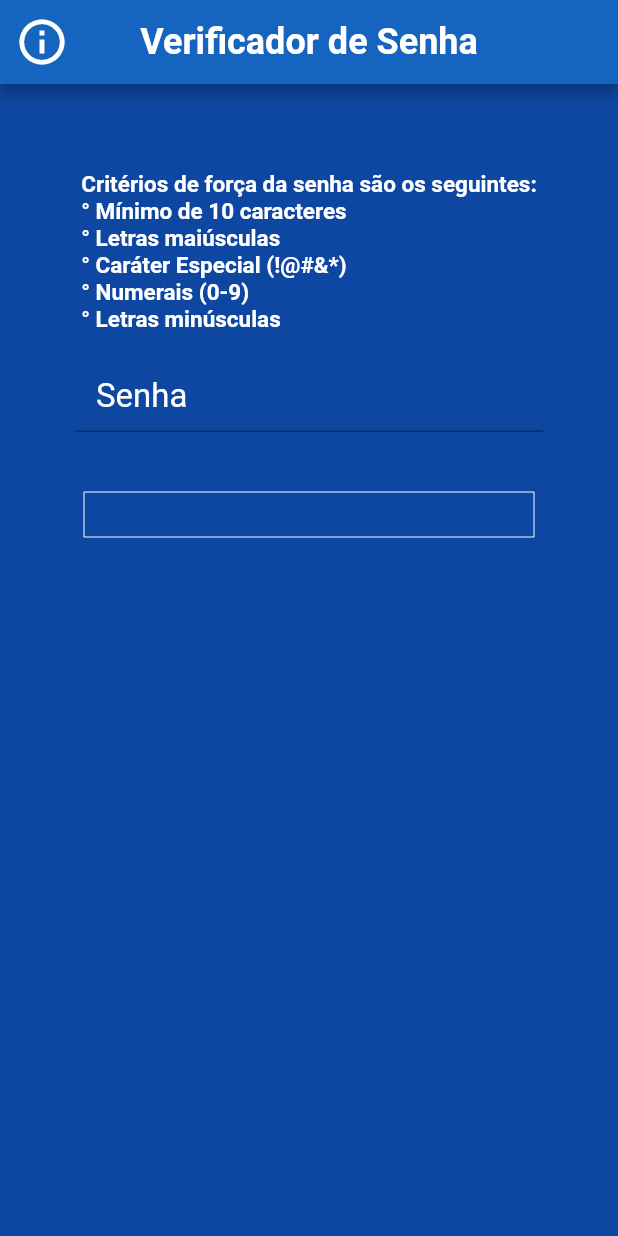
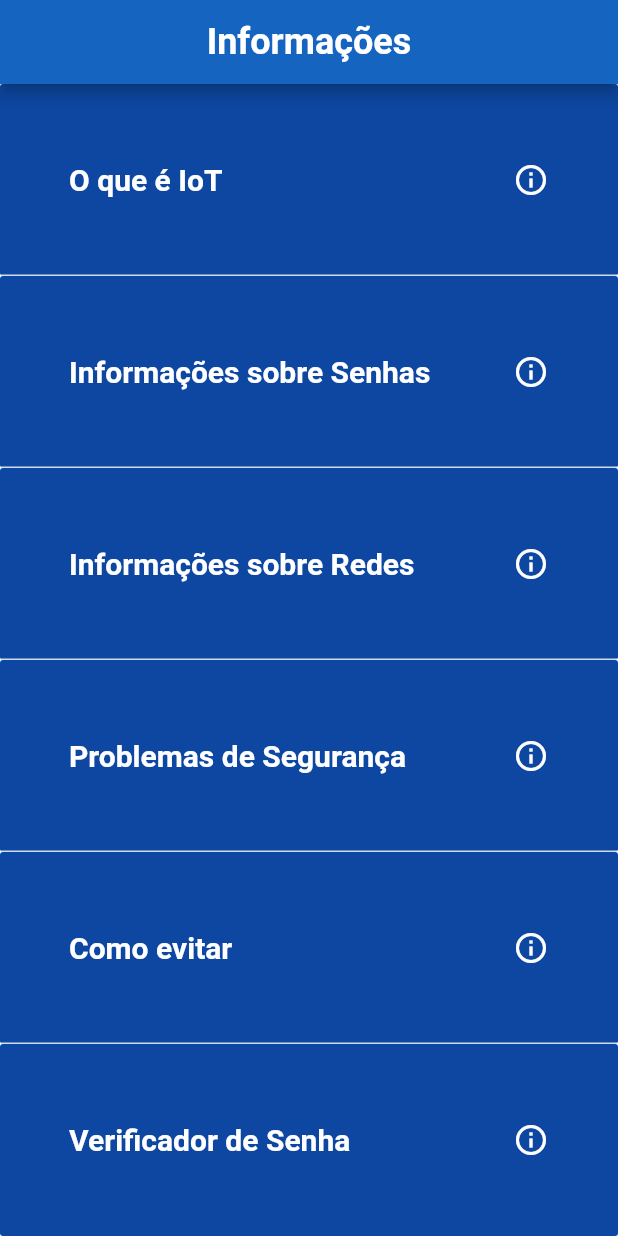
Before and after one commit to thiagoassisk8/PasswordVerifyApp, a Flutter app: the screen it shows after launch, on a phone screen of 412 x 824 dp. Run offline on Flutter 3.47's test engine with Material 2 defaults, Android fonts, the phone set to English and light mode, and no system bars; missing offline and left inert: flutter_plugin_pdf_viewer.

Commit message:
novas telas

```diff
--- a/lib/component/sign_in_form.dart
+++ b/lib/component/sign_in_form.dart
@@ -1,4 +1,3 @@
-
 import 'package:flutter/material.dart';
 import 'package:flutter/widgets.dart';
 import 'password_field.dart';
--- a/lib/main.dart
+++ b/lib/main.dart
@@ -1,8 +1,9 @@
 import 'package:flutter/material.dart';
-import 'package:sidebar_animation/pages/Info1.dart';
-import './component/sign_in_form.dart';
+import 'package:sidebar_animation/pages/OIoT.dart';
+import 'package:sidebar_animation/pages/TelaInfo.dart';
 
-import 'package:flutter_bloc/flutter_bloc.dart';
+
+
 
 
 void main() => runApp(Testesenha());
@@ -16,7 +17,7 @@ class Testesenha extends StatelessWidget{
       theme: ThemeData(
         scaffoldBackgroundColor: Colors.blue[900],
       ),
-      home: MyHomePage(title: 'Verificador de Senha'),
+      home: MyHomePage(title: 'Informações'),
     );
   }
 }
@@ -36,25 +37,17 @@ class _MyHomePageState extends State<MyHomePage> {
   @override
   Widget build(BuildContext context) {
     return Scaffold(
-      appBar: AppBar(
-        title: Text('Verificador de Senha',textScaleFactor: 1.2, style: TextStyle(color: Colors.white,fontWeight: FontWeight.bold)),
-        centerTitle: true,
-        backgroundColor: Colors.blue[800],
-        leading: GestureDetector(
-          onTap: () {Navigator.push(
-              context,
-              MaterialPageRoute(builder: (context) => Info1()));},
-          child: Icon(
-            Icons.info_outline,
-            size: 36.0,
-            color: Colors.white,
+    appBar: AppBar(
+    title: Text('Informações', textScaleFactor: 1.2,
+    style: TextStyle(color: Colors.white, fontWeight: FontWeight.bold)),
+    centerTitle: true,
+    backgroundColor: Colors.blue[800],
 
-          ),
-        ),
+    ),
+    backgroundColor: Colors.white,
 
-      ),
       body: Center(
-          child: SignInForm()
+          child: Telainf()
       ),
     );
   }
--- /dev/null
+++ b/lib/pages/Problemas.dart
@@ -0,0 +1,58 @@
+import 'package:flutter/material.dart';
+import 'package:flutter_plugin_pdf_viewer/flutter_plugin_pdf_viewer.dart';
+
+void main() => runApp(MyApp());
+
+class MyApp extends StatelessWidget {
+  @override
+  Widget build(BuildContext context) {
+    return MaterialApp(
+      title: 'Informações',
+      theme: ThemeData(
+        primarySwatch: Colors.blue[900],
+      ),
+      home: Problemas(),
+    );
+  }
+}
+
+class Problemas extends StatefulWidget {
+  @override
+  _HomePageState createState() => _HomePageState();
+}
+
+class _HomePageState extends State<Problemas> {
+  String url = "file:///C:/Users/vitod/AndroidStudioProjects/PasswordVerifyApp/assets/Problemas.pdf";
+  String pdfasset = "assets/Problemas.pdf";
+  PDFDocument _doc;
+  bool _loading;
+
+  @override
+  void initState() {
+    super.initState();
+    _initPdf();
+  }
+
+  _initPdf() async {
+    setState(() {
+      _loading = true;
+    });
+    final doc = await PDFDocument.fromURL(url);
+    setState(() {
+      _doc=doc;
+      _loading = false;
+    });
+  }
+
+  @override
+  Widget build(BuildContext context) {
+    return Scaffold(
+      appBar: AppBar(title: Text("Problemas de Segurança"),),
+      body: _loading ? Center(child: CircularProgressIndicator(),) : PDFViewer(document: _doc,
+        indicatorBackground: Colors.blue[900],
+        // showIndicator: false,
+        // showPicker: false,
+      ),
+    );
+  }
+}
--- /dev/null
+++ b/lib/pages/TelaInfo.dart
@@ -0,0 +1,299 @@
+import 'package:flutter/material.dart';
+import 'package:flutter/painting.dart';
+
+import 'package:sidebar_animation/pages/ComoEvitar.dart';
+import 'package:sidebar_animation/pages/InfoRede.dart';
+import 'package:sidebar_animation/pages/InfoSenha.dart';
+import 'package:sidebar_animation/pages/OIoT.dart';
+import 'package:sidebar_animation/pages/Problemas.dart';
+import 'package:sidebar_animation/pages/Testesenha.dart';
+
+class Telainf extends StatefulWidget {
+    @override
+    _Tela createState() => _Tela();
+    }
+    class _Tela extends State<Telainf> {
+          final _formKey = GlobalKey<FormState>();
+          Widget build(BuildContext context) {
+            return Column(
+                children: <Widget>[
+                  Expanded(
+                    child: FlatButton(
+                      onPressed: () {
+                        Navigator.push(
+                            context,
+                            MaterialPageRoute(builder: (context) => Info1()));
+                      },
+                      color: Colors.blue[900],
+                      child: Padding(
+                        padding: EdgeInsets.fromLTRB(30, 15, 30, 15
+                        ),
+                        child: Row(
+                          mainAxisAlignment: MainAxisAlignment.spaceBetween,
+                          children: <Widget>[
+                            Text(
+                              'O que é IoT',
+                              style: TextStyle(
+                                fontSize: 20,
+                                fontWeight: FontWeight.w700,
+                                color: Colors.white,
+                              ),
+                            ),
+                            Icon(
+                              Icons.info_outline,
+                              color: Colors.white,
+                            ),
+                          ],),),),),
+                  Divider(height: 0,
+                    thickness: 1,
+                    color: Colors.white.withOpacity(0.8),
+                    indent: 0,
+                    endIndent: 0,),
+                  Expanded(
+                    child: FlatButton(
+                      onPressed: () {
+                        Navigator.push(
+                            context,
+                            MaterialPageRoute(
+                                builder: (context) => InfoSenha()));
+                      },
+                      color: Colors.blue[900],
+                      child: Padding(
+                        padding: EdgeInsets.fromLTRB(30, 15, 30, 15
+                        ),
+                        child: Row(
+                          mainAxisAlignment: MainAxisAlignment.spaceBetween,
+                          children: <Widget>[
+                            Text(
+                              'Informações sobre Senhas',
+                              style: TextStyle(
+                                fontSize: 20,
+                                fontWeight: FontWeight.w700,
+                                color: Colors.white,
+                              ),
+                            ),
+                            Icon(
+                              Icons.info_outline,
+                              color: Colors.white,
+                            ),
+                          ],),),),),
+                  Divider(height: 0,
+                    thickness: 1,
+                    color: Colors.white.withOpacity(0.8),
+                    indent: 0,
+                    endIndent: 0,),
+                  Expanded(
+                    child: FlatButton(
+                      onPressed: () {
+                        Navigator.push(
+                            context,
+                            MaterialPageRoute(
+                                builder: (context) => InfoRede()));
+                      },
+                      color: Colors.blue[900],
+                      child: Padding(
+                        padding: EdgeInsets.fromLTRB(30, 15, 30, 15
+                        ),
+                        child: Row(
+                          mainAxisAlignment: MainAxisAlignment.spaceBetween,
+                          children: <Widget>[
+                            Text(
+                              'Informações sobre Redes',
+                              style: TextStyle(
+                                fontSize: 20,
+                                fontWeight: FontWeight.w700,
+                                color: Colors.white,
+                              ),
+                            ),
+                            Icon(
+                              Icons.info_outline,
+                              color: Colors.white,
+                            ),
+                          ],),),),),
+                  Divider(height: 0,
+                    thickness: 1,
+                    color: Colors.white.withOpacity(0.8),
+                    indent: 0,
+                    endIndent: 0,),
+                  Expanded(
+                    child: FlatButton(
+                      onPressed: () {
+                        Navigator.push(
+                            context,
+                            MaterialPageRoute(
+                                builder: (context) => Problemas()));
+                      },
+                      color: Colors.blue[900],
+                      child: Padding(
+                        padding: EdgeInsets.fromLTRB(30, 15, 30, 15
+                        ),
+                        child: Row(
+                          mainAxisAlignment: MainAxisAlignment.spaceBetween,
+                          children: <Widget>[
+                            Text(
+                              'Problemas de Segurança',
+                              style: TextStyle(
+                                fontSize: 20,
+                                fontWeight: FontWeight.w700,
+                                color: Colors.white,
+                              ),
+                            ),
+                            Icon(
+                              Icons.info_outline,
+                              color: Colors.white,
+                            ),
+                          ],),),),),
+                  Divider(height: 0,
+                    thickness: 1,
+                    color: Colors.white.withOpacity(0.8),
+                    indent: 0,
+                    endIndent: 0,),
+                  Expanded(
+                    child: FlatButton(
+                      onPressed: () {
+                        Navigator.push(
+                            context,
+                            MaterialPageRoute(
+                                builder: (context) => ComoEvitar()));
+                      },
+                      color: Colors.blue[900],
+                      child: Padding(
+                        padding: EdgeInsets.fromLTRB(30, 15, 30, 15
+                        ),
+                        child: Row(
+                          mainAxisAlignment: MainAxisAlignment.spaceBetween,
+                          children: <Widget>[
+                            Text(
+                              'Como evitar',
+                              style: TextStyle(
+                                fontSize: 20,
+                                fontWeight: FontWeight.w700,
+                                color: Colors.white,
+                              ),
+                            ),
+                            Icon(
+                              Icons.info_outline,
+                              color: Colors.white,
+                            ),
+                          ],),),),),
+                  Divider(height: 0, thickness: 1, color: Colors.white.withOpacity(0.8), indent: 0, endIndent: 0,),
+            Expanded(
+              child: FlatButton(
+                onPressed: () {Navigator.push(
+                    context,
+                    MaterialPageRoute(
+                        builder: (context) => Validador()));},
+                color: Colors.blue[900],
+                child: Padding(
+                  padding: EdgeInsets.fromLTRB(30, 15, 30, 15
+                  ),
+                  child: Row(
+                    mainAxisAlignment: MainAxisAlignment.spaceBetween,
+                    children: <Widget>[
+                      Text(
+                        'Verificador de Senha',
+                        style: TextStyle(
+                          fontSize: 20,
+                          fontWeight: FontWeight.w700,
+                          color: Colors.white,),),
+                      Icon(
+                        Icons.info_outline,
+                        color: Colors.white,
+                      ),],),),),),
+                  /* Divider(height: 0, thickness: 1, color: Colors.white.withOpacity(0.8), indent: 0, endIndent: 0,),
+            Expanded(
+              child: FlatButton(
+                onPressed: () {},
+                color: Colors.blue[800],
+                child: Padding(
+                  padding: EdgeInsets.fromLTRB(30, 15, 30, 15
+                  ),
+                  child: Row(
+                    mainAxisAlignment: MainAxisAlignment.spaceBetween,
+                    children: <Widget>[
+                      Text(
+                        'Memorial Jk',
+                        style: TextStyle(
+                          fontSize: 20,
+                          fontWeight: FontWeight.w700,
+                          color: Colors.white,
+                        ),
+                      ),
+                      Icon(
+                        Icons.alt_route_outlined,
+                        color: Colors.white,
+                      ),],),),),),
+            Divider(height: 0, thickness: 1, color: Colors.white.withOpacity(0.8), indent: 0, endIndent: 0,),
+            Expanded(
+              child: FlatButton(
+                onPressed: () {},
+                color: Colors.blue[800],
+                child: Padding(
+                  padding: EdgeInsets.fromLTRB(30, 15, 30, 15
+                  ),
+                  child: Row(
+                    mainAxisAlignment: MainAxisAlignment.spaceBetween,
+                    children: <Widget>[
+                      Text(
+                        'Museu Nacional',
+                        style: TextStyle(
+                          fontSize: 20,
+                          fontWeight: FontWeight.w700,
+                          color: Colors.white,
+                        ),
+                      ),
+                      Icon(
+                        Icons.alt_route_outlined,
+                        color: Colors.white,
+                      ),],),),),),
+            Divider(height: 0, thickness: 1, color: Colors.white.withOpacity(0.8), indent: 0, endIndent: 0,),
+            Expanded(
+              child: FlatButton(
+                onPressed: () {},
+                color: Colors.blue[800],
+                child: Padding(
+                  padding: EdgeInsets.fromLTRB(30, 15, 30, 15
+                  ),
+                  child: Row(
+                    mainAxisAlignment: MainAxisAlignment.spaceBetween,
+                    children: <Widget>[
+                      Text(
+                        'Eixo Monumental',
+                        style: TextStyle(
+                          fontSize: 20,
+                          fontWeight: FontWeight.w700,
+                          color: Colors.white,
+                        ),
+                      ),
+                      Icon(
+                        Icons.alt_route_outlined,
+                        color: Colors.white,
+                      ),],),),),),
+            Divider(height: 0, thickness: 1, color: Colors.white.withOpacity(0.8), indent: 0, endIndent: 0,),
+            Expanded(
+              child: FlatButton(
+                onPressed: () {},
+                color: Colors.blue[800],
+                child: Padding(
+                  padding: EdgeInsets.fromLTRB(30, 15, 30, 15
+                  ),
+                  child: Row(
+                    mainAxisAlignment: MainAxisAlignment.spaceBetween,
+                    children: <Widget>[
+                      Text(
+                        'Praça dos Três Poderes',
+                        style: TextStyle(
+                          fontSize: 20,
+                          fontWeight: FontWeight.w700,
+                          color: Colors.white,
+                        ),
+                      ),
+                      Icon(
+                        Icons.alt_route_outlined,
+                        color: Colors.white,
+                      ),],),),),),*/
+
+                ]
+            );
+          }
+        }
```
Also changed, not shown: lib/pages/ComoEvitar.dart (added, +58 -0 lines), lib/pages/InfoRede.dart (added, +58 -0 lines), lib/pages/InfoSenha.dart (added, +58 -0 lines), lib/pages/OIoT.dart (added, +58 -0 lines), lib/pages/Testesenha.dart (+29 -1 lines), pubspec.yaml (+12 -47 lines), lib/component/password_field.dart (line endings or trailing spaces), lib/flutter_password_strength/flutter_password_strength.dart (line endings or trailing spaces), 6 other files.
